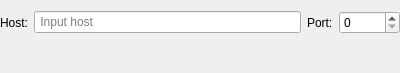
Above: Client/ParameterCompone/ParameterNetUI.ui from KangLin/RabbitRemoteControl before the change. Below: the same form after it.
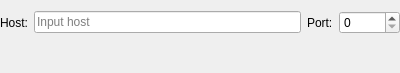
That is the form after the change. Custom widgets are drawn as their Qt base class.

Patch:
```diff
--- a/Client/ParameterCompone/ParameterNetUI.ui
+++ b/Client/ParameterCompone/ParameterNetUI.ui
@@ -32,7 +32,7 @@
      <item>
       <widget class="QLineEdit" name="leHost">
        <property name="placeholderText">
-        <string> Input host</string>
+        <string>Input host</string>
        </property>
       </widget>
      </item>
```
